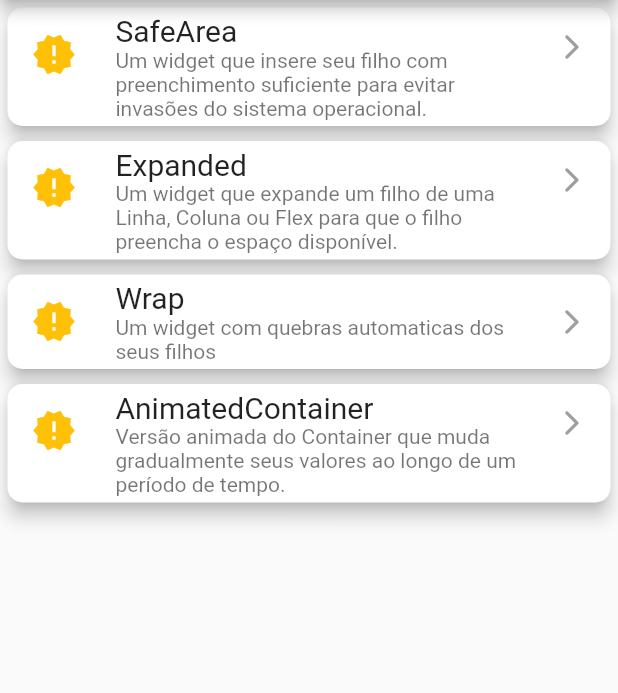
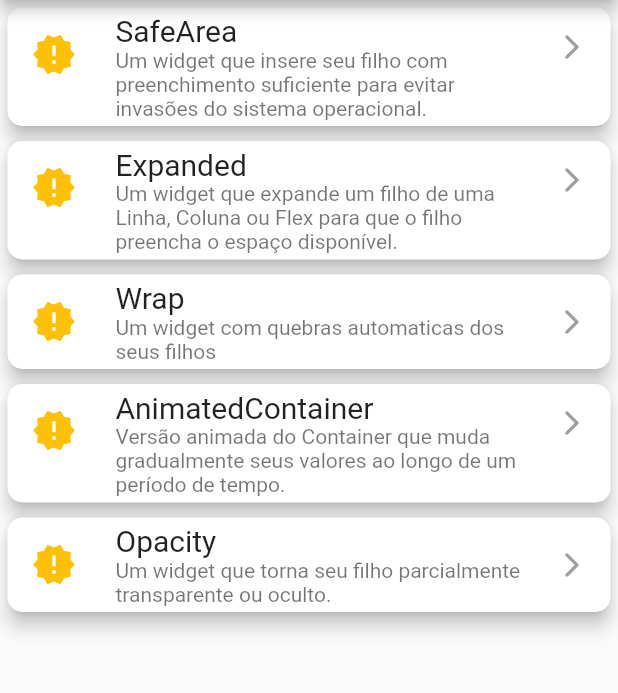
Before and after one commit to elite37oficial/GuiaDeWidget, a Flutter app: the screen it shows after launch, on a phone screen of 412 x 824 dp, the part 84-777 px from its top. Run offline on Flutter 3.47's test engine with Material 2 defaults, Android fonts, the phone set to English and light mode, and no system bars.

Commit message:
#5 Opacity

```diff
--- a/lib/data/cardhome_data.dart
+++ b/lib/data/cardhome_data.dart
@@ -27,4 +27,11 @@ final List<CardHome> listWidget = [
     route: '/AnimatedContainer',
     icon: Icons.new_releases,
   ),
+  CardHome(
+    title: 'Opacity',
+    description:
+        'Um widget que torna seu filho parcialmente transparente ou oculto.',
+    route: '/Opacity',
+    icon: Icons.new_releases,
+  ),
 ];
--- a/lib/main.dart
+++ b/lib/main.dart
@@ -1,7 +1,8 @@
 import 'package:flutter/material.dart';
-import 'package:guiadewidget/views/AnimatedContainer_page.dart';
+import 'package:guiadewidget/views/animated_container_page.dart';
 import 'package:guiadewidget/views/expanded_page.dart';
 import 'package:guiadewidget/views/home_page.dart';
+import 'package:guiadewidget/views/opacity_page.dart';
 import 'package:guiadewidget/views/safearea_page.dart';
 import 'package:guiadewidget/views/wrap_page.dart';
 
@@ -25,6 +26,7 @@
           '/expanded': (context) => const ExpandedPage(),
           '/wrap': (context) => const WrapPage(),
           '/AnimatedContainer': (context) => const AnimatedContainerPage(),
+          '/Opacity': (context) => const OpacityPage(),
         });
   }
 }
```
Also changed, not shown: lib/views/opacity_page.dart (added, +36 -0 lines), lib/views/animated_container_page.dart (renamed from lib/views/AnimatedContainer_page.dart).
